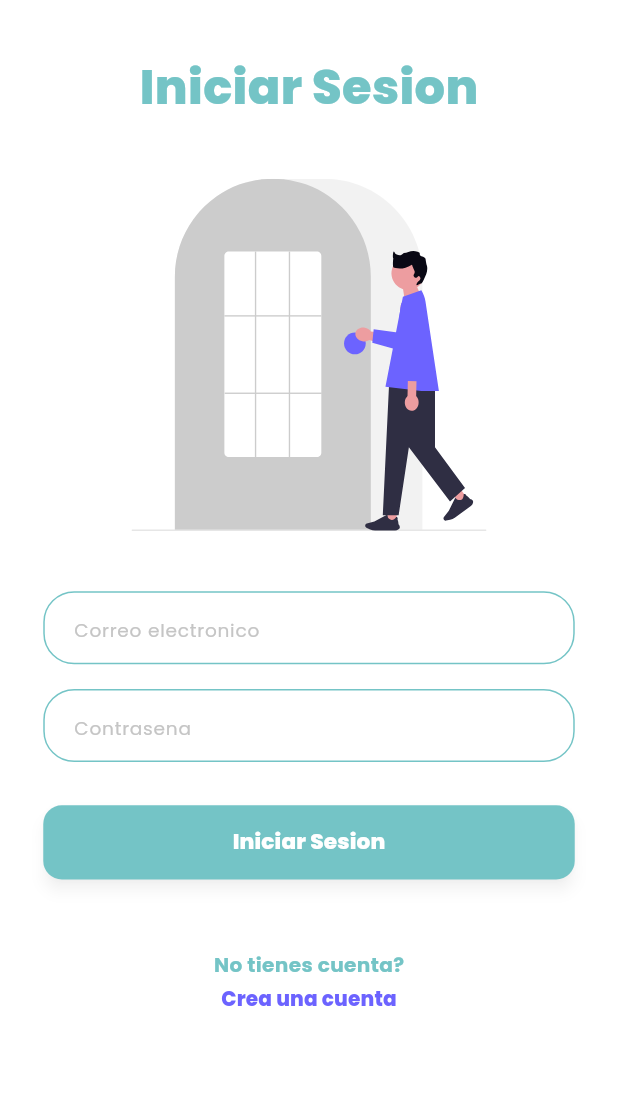
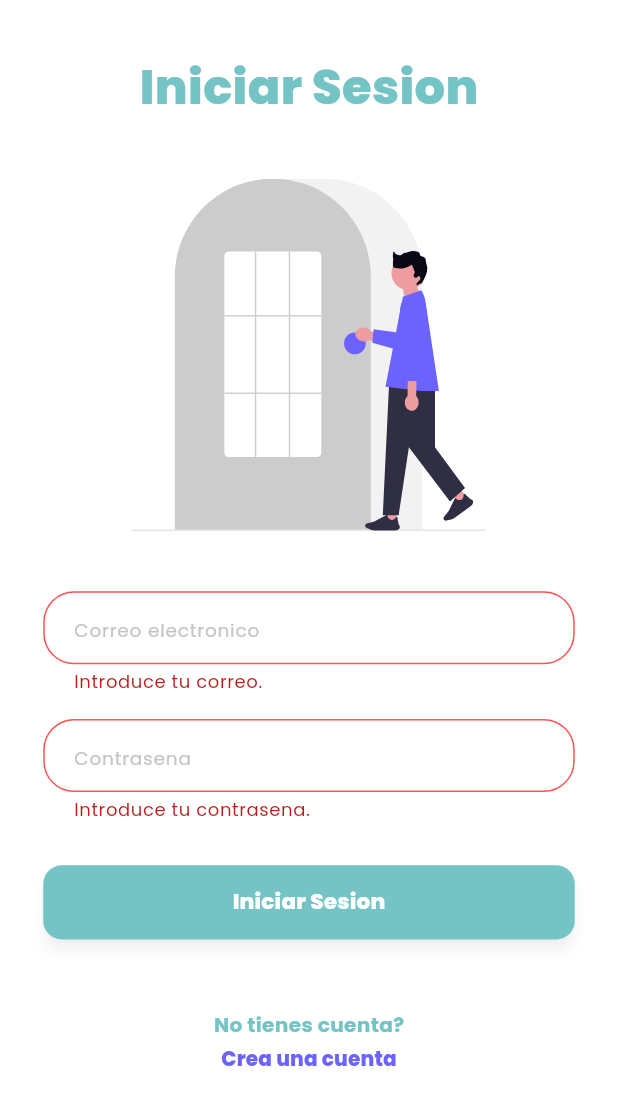
Before and after one commit to Gomrodjes/EaseAssistant-Frontend, a Flutter app: the screen it shows after launch, after a tap on "Iniciar Sesion", on a phone screen of 412 x 824 dp. Shown: the top 1105 px of the screen. Run offline on Flutter 3.47's test engine with Material 3 defaults, Android fonts, the phone set to English and light mode, and no system bars; our stand-ins replace flutter_secure_storage, flutter_svg, google_fonts, jwt_decoder.

Commit message:
Implementar pantallas de inicio de sesión y registro, junto con la gestión de tokens JWT y roles de usuario.

```diff
--- /dev/null
+++ b/lib/core/secure_storage.dart
@@ -0,0 +1,26 @@
+import 'package:flutter_secure_storage/flutter_secure_storage.dart';
+import 'package:jwt_decoder/jwt_decoder.dart';
+
+class SecureStorage {
+  // JWT token managment
+
+  static final _storage = FlutterSecureStorage();
+  static const _tokenKey = 'jwt_key';
+
+  static Future<void> saveToken(String token) async {
+    await _storage.write(key: _tokenKey, value: token);
+  }
+
+  static Future<String?> getToken() async {
+    return await _storage.read(key: _tokenKey);
+  }
+
+  static Future<void> deleteToken() async {
+    await _storage.delete(key: _tokenKey);
+  }
+
+  static String getRoleFromToken(String token) {
+    Map<String, dynamic> decoded = JwtDecoder.decode(token);
+    return decoded['role'];
+  }
+}
--- a/lib/views/auth/login_screen.dart
+++ b/lib/views/auth/login_screen.dart
@@ -1,15 +1,129 @@
+import 'package:ease_assistant_frontend/core/secure_storage.dart';
+import 'package:ease_assistant_frontend/models/models.dart';
+import 'package:ease_assistant_frontend/services/auth_service.dart';
 import 'package:flutter/material.dart';
 import 'package:flutter_svg/flutter_svg.dart';
 
 import '../../config/app_colors.dart';
 import '../../config/measures.dart';
+import '../admin/admin_home_screen.dart';
+import '../user/assistant/assistant_home_screen.dart';
+import '../user/client/client_home_screen.dart';
 import 'register_screen.dart';
 
-class LoginScreen extends StatelessWidget {
+class LoginScreen extends StatefulWidget {
   const LoginScreen({super.key});
+
+  @override
+  State<LoginScreen> createState() => _LoginScreenState();
+}
+
+class _LoginScreenState extends State<LoginScreen> {
+  final _formKey = GlobalKey<FormState>();
+  final _emailController = TextEditingController();
+  final _passwordController = TextEditingController();
+  final _authService = AuthService();
+
+  bool _isSubmitting = false;
 
   Future<void> _handleRefresh() async {
     await Future<void>.delayed(const Duration(milliseconds: 700));
+  }
+
+  @override
+  void dispose() {
+    _emailController.dispose();
+    _passwordController.dispose();
+    _authService.dispose();
+    super.dispose();
+  }
+
+  Future<void> submit() async {
+    if (_isSubmitting) return;
+
+    final currentState = _formKey.currentState;
+    if (currentState == null || !currentState.validate()) {
+      return;
+    }
+
+    FocusScope.of(context).unfocus();
+
+    setState(() {
+      _isSubmitting = true;
+    });
+
+    try {
+      final response = await _authService.login(
+        LoginRequestDto(
+          email: _emailController.text.trim(),
+          password: _passwordController.text,
+        ),
+      );
+
+      final token = response.data;
+      if (token == null || token.isEmpty) {
+        throw const AuthException('El backend no devolvio un token valido.');
+      }
+
+      await SecureStorage.saveToken(token);
+      final role = SecureStorage.getRoleFromToken(token);
+
+      if (!mounted) return;
+
+      ScaffoldMessenger.of(context).showSnackBar(
+        SnackBar(
+          content: Text('Inicio de sesion correcto. Rol detectado: $role'),
+        ),
+      );
+
+      final destination = _screenForRole(role);
+      if (destination == null) {
+        ScaffoldMessenger.of(context).showSnackBar(
+          SnackBar(
+            content: Text('Rol no reconocido: $role'),
+          ),
+        );
+        return;
+      }
+
+      Navigator.of(context).pushReplacement(
+        MaterialPageRoute<void>(builder: (_) => destination),
+      );
+    } on AuthException catch (e) {
+      if (!mounted) return;
+      ScaffoldMessenger.of(
+        context,
+      ).showSnackBar(SnackBar(content: Text(e.message)));
+    } catch (_) {
+      if (!mounted) return;
+      ScaffoldMessenger.of(context).showSnackBar(
+        const SnackBar(
+          content: Text('Ha ocurrido un error inesperado al iniciar sesion.'),
+        ),
+      );
+    } finally {
+      if (mounted) {
+        setState(() {
+          _isSubmitting = false;
+        });
+      }
+    }
+  }
+
+  Widget? _screenForRole(String role) {
+    switch (role.trim().toUpperCase()) {
+      case 'ROLE_CLIENT':
+      case 'CLIENT':
+        return const ClientHomeScreen();
+      case 'ROLE_ASSISTANT':
+      case 'ASSISTANT':
+        return const AssistantHomeScreen();
+      case 'ROLE_ADMIN':
+      case 'ADMIN':
+        return const AdminHomeScreen();
+      default:
+        return null;
+    }
   }
 
   @override
@@ -32,6 +146,8 @@ class LoginScreen extends StatelessWidget {
                 minHeight:
                     Measures.height(context) - MediaQuery.of(context).padding.top,
               ),
+              child: Form(
+                key: _formKey,
                 child: Column(
                   children: [
                     SizedBox(height: 34 * scale),
@@ -50,18 +166,39 @@ class LoginScreen extends StatelessWidget {
                       height: 230 * scale,
                     ),
                     SizedBox(height: 38 * scale),
-                  const _LoginField(hintText: 'Correo electronico'),
+                    _LoginField(
+                      hintText: 'Correo electronico',
+                      controller: _emailController,
+                      keyboardType: TextInputType.emailAddress,
+                      validator: (value) {
+                        final email = value?.trim() ?? '';
+                        if (email.isEmpty) {
+                          return 'Introduce tu correo.';
+                        }
+                        if (!email.contains('@')) {
+                          return 'Correo no valido.';
+                        }
+                        return null;
+                      },
+                    ),
                     SizedBox(height: 16 * scale),
-                  const _LoginField(
+                    _LoginField(
                       hintText: 'Contrasena',
+                      controller: _passwordController,
                       obscureText: true,
+                      validator: (value) {
+                        if ((value ?? '').isEmpty) {
+                          return 'Introduce tu contrasena.';
+                        }
+                        return null;
+                      },
                     ),
                     SizedBox(height: 28 * scale),
                     SizedBox(
                       width: double.infinity,
                       height: 48 * scale,
                       child: ElevatedButton(
-                      onPressed: () {}, // TODO: enlazar con backend.
+                        onPressed: _isSubmitting ? null : submit,
                         style: ElevatedButton.styleFrom(
                           backgroundColor: AppColors.turquoise,
                           foregroundColor: Colors.white,
@@ -71,7 +208,18 @@ class LoginScreen extends StatelessWidget {
                             borderRadius: BorderRadius.circular(12 * scale),
                           ),
                         ),
-                      child: Text(
+                        child: _isSubmitting
+                            ? SizedBox(
+                                width: 18 * scale,
+                                height: 18 * scale,
+                                child: const CircularProgressIndicator(
+                                  strokeWidth: 2,
+                                  valueColor: AlwaysStoppedAnimation<Color>(
+                                    Colors.white,
+                                  ),
+                                ),
+                              )
+                            : Text(
                                 'Iniciar Sesion',
                                 style: TextStyle(
                                   fontSize: 14 * scale,
@@ -119,6 +267,7 @@ class LoginScreen extends StatelessWidget {
             ),
           ),
         ),
+      ),
     );
   }
 }
@@ -126,18 +275,27 @@ class LoginScreen extends StatelessWidget {
 class _LoginField extends StatelessWidget {
   const _LoginField({
     required this.hintText,
+    required this.controller,
+    required this.validator,
     this.obscureText = false,
+    this.keyboardType,
   });
 
   final String hintText;
+  final TextEditingController controller;
+  final String? Function(String?) validator;
   final bool obscureText;
+  final TextInputType? keyboardType;
 
   @override
   Widget build(BuildContext context) {
     final scale = Measures.scale(context);
 
-    return TextField(
+    return TextFormField(
+      controller: controller,
       obscureText: obscureText,
+      keyboardType: keyboardType,
+      validator: validator,
       decoration: InputDecoration(
         hintText: hintText,
         hintStyle: TextStyle(
@@ -165,6 +323,20 @@ class _LoginField extends StatelessWidget {
             width: 1.2,
           ),
         ),
+        errorBorder: OutlineInputBorder(
+          borderRadius: BorderRadius.circular(20 * scale),
+          borderSide: const BorderSide(
+            color: Colors.redAccent,
+            width: 1,
+          ),
+        ),
+        focusedErrorBorder: OutlineInputBorder(
+          borderRadius: BorderRadius.circular(20 * scale),
+          borderSide: const BorderSide(
+            color: Colors.redAccent,
+            width: 1.2,
+          ),
+        ),
       ),
     );
   }
--- a/pubspec.yaml
+++ b/pubspec.yaml
@@ -2,7 +2,7 @@ name: ease_assistant_frontend
 description: "A new Flutter project."
 # The following line prevents the package from being accidentally published to
 # pub.dev using `flutter pub publish`. This is preferred for private packages.
-publish_to: 'none' # Remove this line if you wish to publish to pub.dev
+publish_to: "none" # Remove this line if you wish to publish to pub.dev
 
 # The following defines the version and build number for your application.
 # A version number is three numbers separated by dots, like 1.2.43
@@ -37,6 +37,8 @@ dependencies:
   flutter_svg: ^2.2.1
   google_fonts: ^8.1.0
   http: ^1.5.0
+  flutter_secure_storage: ^10.0.0
+  jwt_decoder: ^2.0.1
 
 dev_dependencies:
   flutter_test:
@@ -54,7 +56,6 @@ dev_dependencies:
 
 # The following section is specific to Flutter packages.
 flutter:
-
   # The following line ensures that the Material Icons font is
   # included with your application, so that you can use the icons in
   # the material Icons class.
```
Also changed, not shown: lib/views/admin/admin_home_screen.dart (added, +46 -0 lines), lib/views/user/assistant/assistant_home_screen.dart (added, +46 -0 lines), lib/views/user/client/client_home_screen.dart (added, +64 -0 lines), pubspec.lock, 5 other files. Lines whose indentation alone changed are shown as unchanged.
